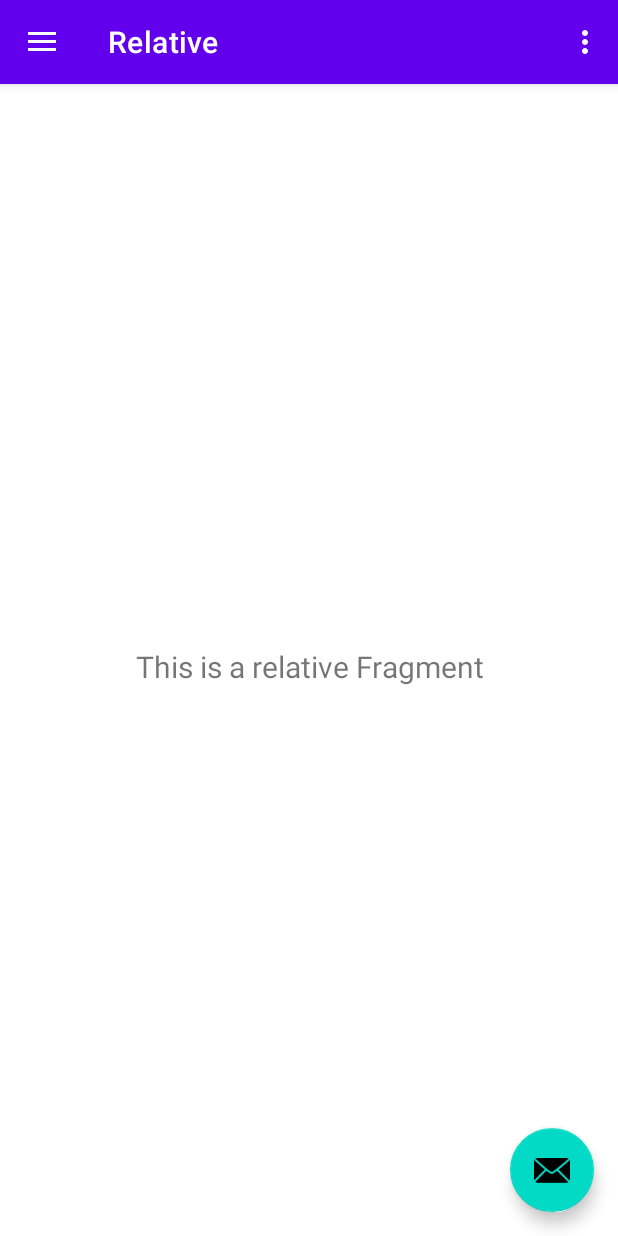
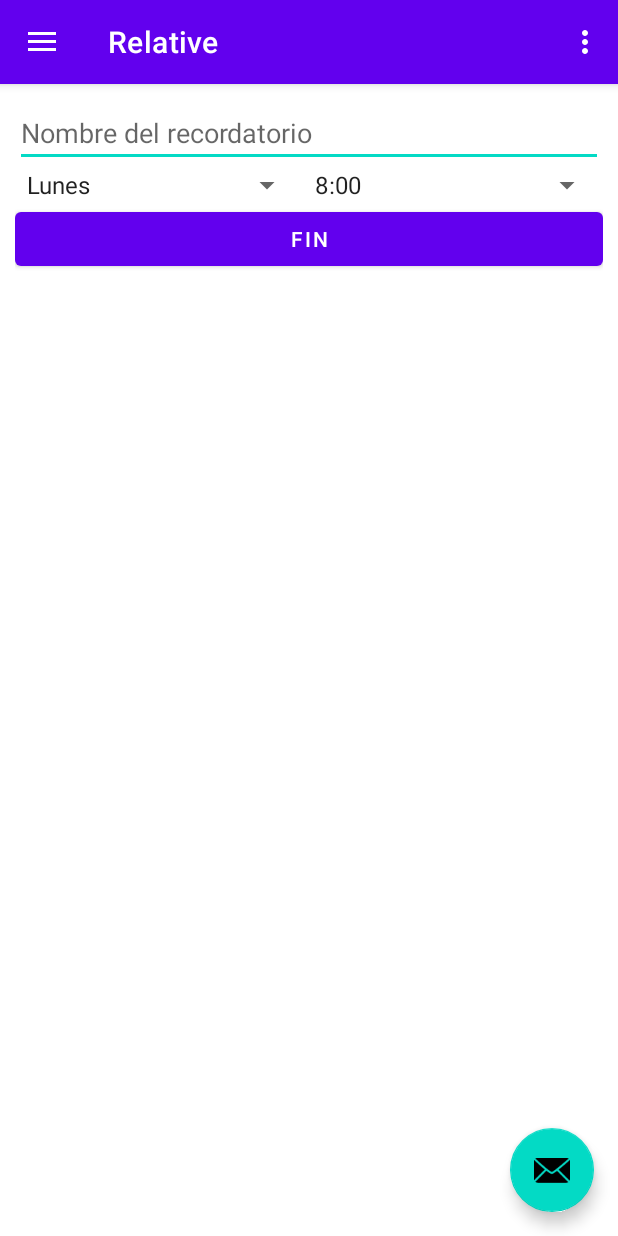
Before and after one commit to panchis7u7/Android_Development_Kotlin, an Android app: the screen it shows after launch (MainActivity), in the side drawer, after a tap on "Relative", on a phone screen of 412 x 824 dp. Run offline under Robolectric (Android 15) with nearby library versions, the phone set to English and light mode, and no system bars; our stand-ins replace navigation-ui.

Commit message:
Relative layout.

```diff
--- a/LayoutsEjer1/app/src/main/java/com/app/layoutsejer1/ui/relative/RelativeFragment.kt
+++ b/LayoutsEjer1/app/src/main/java/com/app/layoutsejer1/ui/relative/RelativeFragment.kt
@@ -22,9 +22,9 @@ class RelativeFragment : Fragment() {
         relativeViewModel =
                 ViewModelProvider(this).get(RelativeViewModel::class.java)
         val root = inflater.inflate(R.layout.fragment_relative, container, false)
-        val textView: TextView = root.findViewById(R.id.text_relative)
+        //val textView: TextView = root.findViewById(R.id.text_relative)
         relativeViewModel.text.observe(viewLifecycleOwner, Observer {
-            textView.text = it
+            //textView.text = it
         })
         return root
     }
--- a/LayoutsEjer1/app/src/main/res/layout/fragment_relative.xml
+++ b/LayoutsEjer1/app/src/main/res/layout/fragment_relative.xml
@@ -7,17 +7,37 @@
     android:layout_height="match_parent"
     tools:context=".ui.relative.RelativeFragment">
 
-    <TextView
-        android:id="@+id/text_relative"
+    <RelativeLayout
         android:layout_width="match_parent"
-        android:layout_height="wrap_content"
-        android:layout_marginStart="8dp"
-        android:layout_marginTop="8dp"
-        android:layout_marginEnd="8dp"
-        android:textAlignment="center"
-        android:textSize="20sp"
-        app:layout_constraintBottom_toBottomOf="parent"
-        app:layout_constraintEnd_toEndOf="parent"
-        app:layout_constraintStart_toStartOf="parent"
-        app:layout_constraintTop_toTopOf="parent" />
+        android:layout_height="match_parent"
+        android:paddingLeft="16dp"
+        android:paddingRight="16dp"
+        android:padding="10dp">
+        <EditText
+            android:id="@+id/nombre"
+            android:layout_width="match_parent"
+            android:layout_height="wrap_content"
+            android:hint="Nombre del recordatorio"/>
+        <Spinner
+            android:id="@+id/dates"
+            android:layout_width="0dp"
+            android:layout_height="wrap_content"
+            android:layout_below="@id/nombre"
+            android:layout_alignParentLeft="true"
+            android:layout_toLeftOf="@+id/times"
+            android:entries="@array/diasItems"/>
+        <Spinner
+            android:id="@id/times"
+            android:layout_width="200dp"
+            android:layout_height="wrap_content"
+            android:layout_below="@id/nombre"
+            android:layout_alignParentRight="true"
+            android:entries="@array/horaItems"/>
+        <Button
+            android:layout_width="match_parent"
+            android:layout_height="wrap_content"
+            android:layout_below="@id/times"
+            android:layout_alignParentRight="true"
+            android:text="Fin"/>
+    </RelativeLayout>
 </androidx.constraintlayout.widget.ConstraintLayout>
--- a/LayoutsEjer1/app/src/main/res/values/strings.xml
+++ b/LayoutsEjer1/app/src/main/res/values/strings.xml
@@ -12,4 +12,18 @@
     <string name="menu_frame">Frame</string>
     <string name="menu_absolute">Absolute</string>
     <string name="menu_linear">Linear</string>
+    <string-array name="diasItems">
+        <item>Lunes</item>
+        <item>Martes</item>
+        <item>Miercoles</item>
+        <item>Jueves</item>
+        <item>Viernes</item>
+    </string-array>
+    <string-array name="horaItems">
+        <item>8:00</item>
+        <item>9:00</item>
+        <item>10:00</item>
+        <item>11:00</item>
+        <item>12:00</item>
+    </string-array>
 </resources>
```
